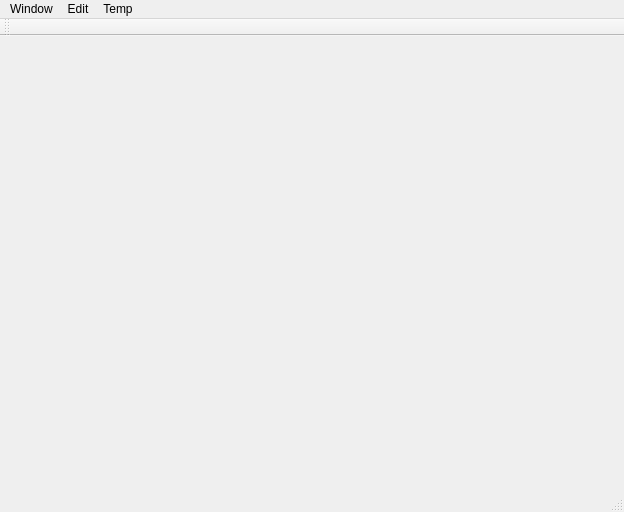
Before: the Qt Designer form editor/gui/childwindow.ui in ensisoft/detonator, drawn with Qt 5.
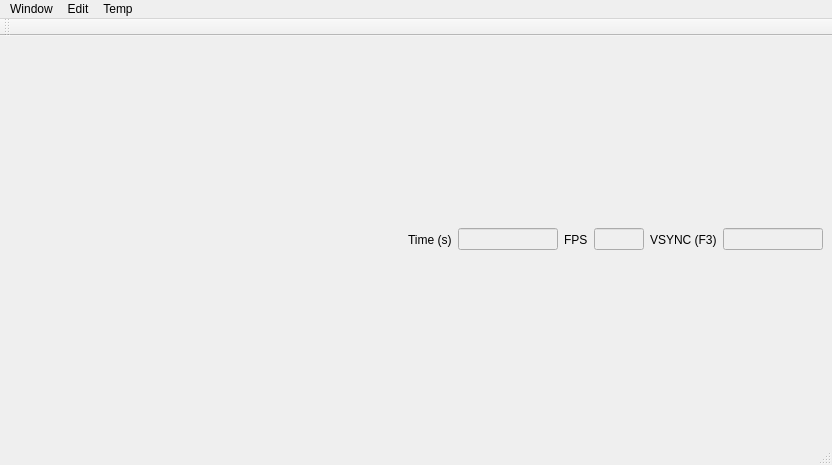
After: the same form once the commit is applied. Icons and pictures are not drawn.

Commit message:
Display MainWidget status information (fps, time) in the status bar
Display MainWidget status information (fps, time) in the status bar.

```diff
--- a/editor/gui/childwindow.ui
+++ b/editor/gui/childwindow.ui
@@ -6,8 +6,8 @@
    <rect>
     <x>0</x>
     <y>0</y>
-    <width>624</width>
-    <height>512</height>
+    <width>832</width>
+    <height>465</height>
    </rect>
   </property>
   <property name="windowTitle">
@@ -18,6 +18,127 @@
     <item>
      <layout class="QVBoxLayout" name="verticalLayout"/>
     </item>
+    <item>
+     <widget class="QFrame" name="statusBarFrame">
+      <property name="frameShadow">
+       <enum>QFrame::Plain</enum>
+      </property>
+      <layout class="QHBoxLayout" name="horizontalLayout">
+       <property name="leftMargin">
+        <number>0</number>
+       </property>
+       <property name="topMargin">
+        <number>0</number>
+       </property>
+       <property name="rightMargin">
+        <number>0</number>
+       </property>
+       <property name="bottomMargin">
+        <number>0</number>
+       </property>
+       <item>
+        <spacer name="horizontalSpacer_2">
+         <property name="orientation">
+          <enum>Qt::Horizontal</enum>
+         </property>
+         <property name="sizeType">
+          <enum>QSizePolicy::Expanding</enum>
+         </property>
+         <property name="sizeHint" stdset="0">
+          <size>
+           <width>211</width>
+           <height>20</height>
+          </size>
+         </property>
+        </spacer>
+       </item>
+       <item>
+        <widget class="QLabel" name="label_6">
+         <property name="text">
+          <string>Time (s)</string>
+         </property>
+        </widget>
+       </item>
+       <item>
+        <widget class="QLineEdit" name="statTime">
+         <property name="enabled">
+          <bool>false</bool>
+         </property>
+         <property name="sizePolicy">
+          <sizepolicy hsizetype="Preferred" vsizetype="Fixed">
+           <horstretch>0</horstretch>
+           <verstretch>0</verstretch>
+          </sizepolicy>
+         </property>
+         <property name="maximumSize">
+          <size>
+           <width>100</width>
+           <height>16777215</height>
+          </size>
+         </property>
+         <property name="readOnly">
+          <bool>true</bool>
+         </property>
+        </widget>
+       </item>
+       <item>
+        <widget class="QLabel" name="label_5">
+         <property name="text">
+          <string>FPS</string>
+         </property>
+        </widget>
+       </item>
+       <item>
+        <widget class="QLineEdit" name="statFps">
+         <property name="enabled">
+          <bool>false</bool>
+         </property>
+         <property name="sizePolicy">
+          <sizepolicy hsizetype="Preferred" vsizetype="Fixed">
+           <horstretch>0</horstretch>
+           <verstretch>0</verstretch>
+          </sizepolicy>
+         </property>
+         <property name="maximumSize">
+          <size>
+           <width>50</width>
+           <height>16777215</height>
+          </size>
+         </property>
+         <property name="readOnly">
+          <bool>true</bool>
+         </property>
+        </widget>
+       </item>
+       <item>
+        <widget class="QLabel" name="label">
+         <property name="text">
+          <string>VSYNC (F3)</string>
+         </property>
+        </widget>
+       </item>
+       <item>
+        <widget class="QLineEdit" name="statVsync">
+         <property name="enabled">
+          <bool>false</bool>
+         </property>
+         <property name="sizePolicy">
+          <sizepolicy hsizetype="Preferred" vsizetype="Fixed">
+           <horstretch>0</horstretch>
+           <verstretch>0</verstretch>
+          </sizepolicy>
+         </property>
+         <property name="maximumSize">
+          <size>
+           <width>100</width>
+           <height>16777215</height>
+          </size>
+         </property>
+        </widget>
+       </item>
+      </layout>
+     </widget>
+    </item>
    </layout>
   </widget>
   <widget class="QMenuBar" name="menubar">
@@ -25,7 +146,7 @@
     <rect>
      <x>0</x>
      <y>0</y>
-     <width>624</width>
+     <width>832</width>
      <height>22</height>
     </rect>
    </property>
```
The commit also changes 24 other files.
